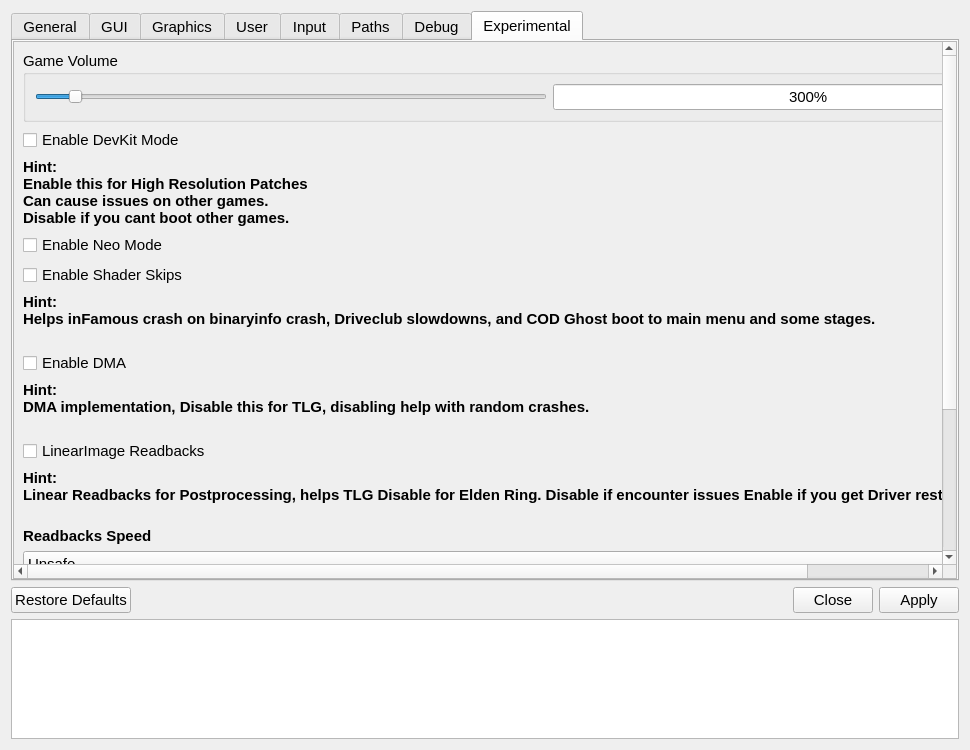
This is src/qt_gui/settings_dialog.ui in diegolix29/shadPS4 as Qt 5 draws it before an edit. The edited form follows.
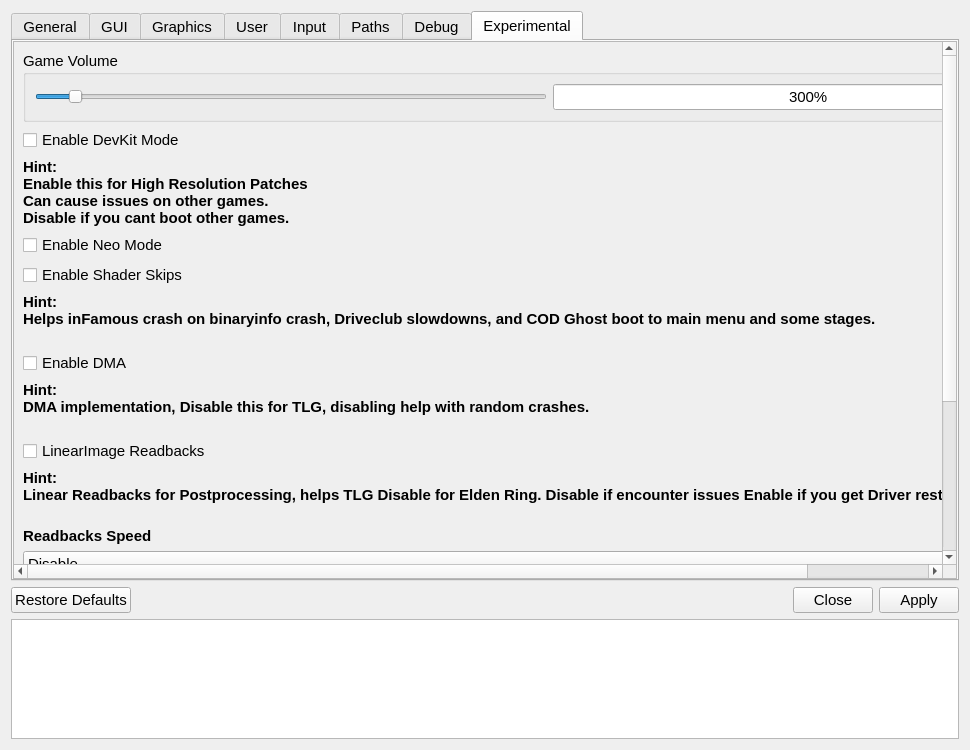
This is the edited form. Icons and pictures are not drawn.

Commit message: New option to disable readbacks + Re adding Tile rework pr

Diff of the .ui file:
```diff
--- a/src/qt_gui/settings_dialog.ui
+++ b/src/qt_gui/settings_dialog.ui
@@ -2338,6 +2338,11 @@
 					<property name="toolTip">
 						<string>Select the readbacks speed mode</string>
 					</property>
+					<item>
+						<property name="text">
+							<string>Disable</string>
+						</property>
+					</item>
 					<item>
 						<property name="text">
 							<string>Unsafe</string>
@@ -2373,6 +2378,7 @@
 						<string notr="true">
 							<![CDATA[
 <b>Hint:</b><br/>
+Disable – Disable readbacks<br/>
 Unsafe – Fast Readbacks Speed - Only this won't let you Climb Trico on TLG - If day races dosent show brighness on Driveclub reload Event<br/>
 Low – Low readbacks Speed<br/>
 Fast – Fast readbacks Speed<br/>
```
The commit also changes 4 other files.
